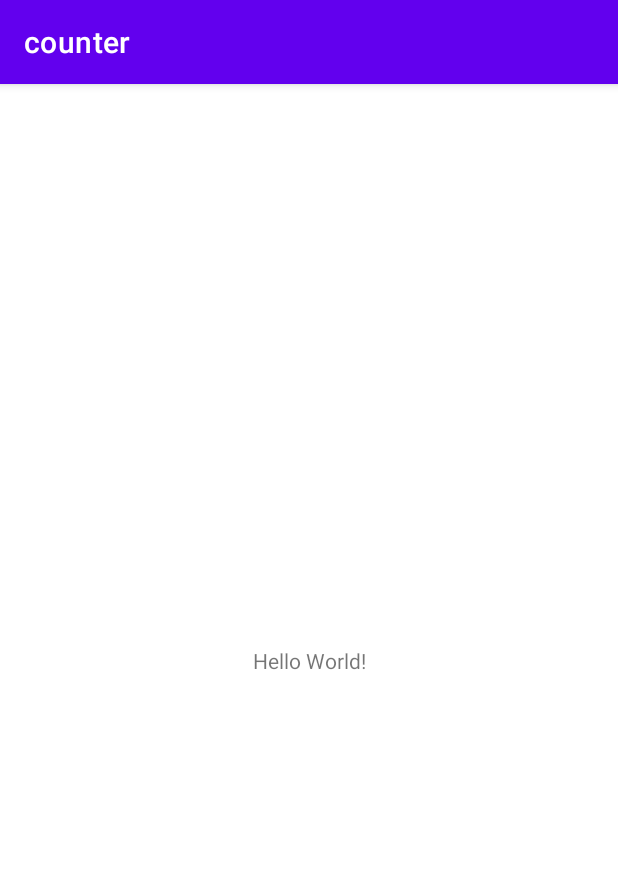
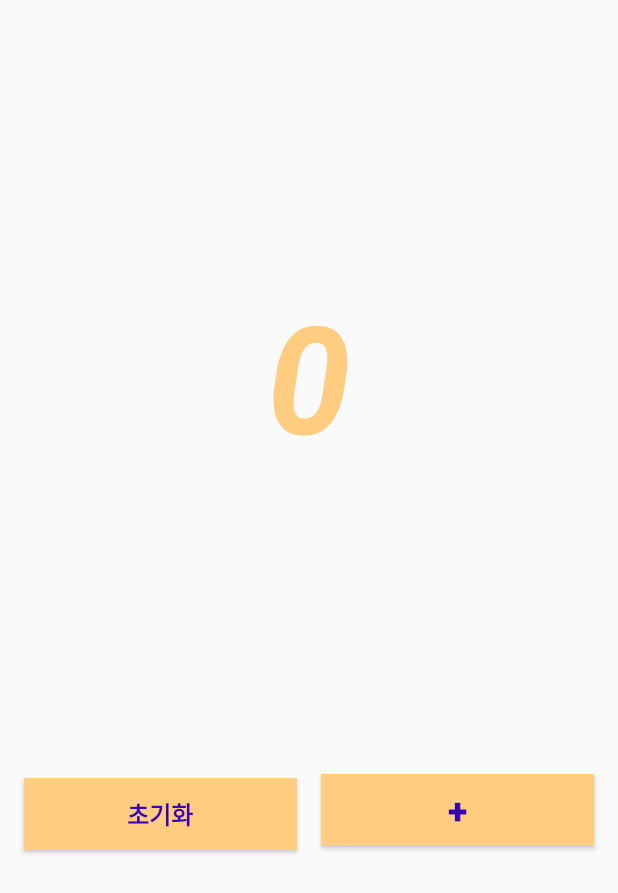
Before and after one commit to agfalcon/AOS_TOY_COUNTER, an Android app: the screen it shows after launch (MainActivity), on a phone screen of 412 x 824 dp. Shown: the top 893 px of the screen. Run offline under Robolectric (Android 15) with nearby library versions, the phone set to English and light mode, and no system bars.

Commit message:
MainActivity Layout 구현 완료

```diff
--- a/app/build.gradle
+++ b/app/build.gradle
@@ -5,12 +5,12 @@ plugins {
 
 android {
     namespace 'kgb.toyproject.counter'
-    compileSdk 32
+    compileSdk 33
 
     defaultConfig {
         applicationId "kgb.toyproject.counter"
         minSdk 28
-        targetSdk 32
+        targetSdk 33
         versionCode 1
         versionName "1.0"
 
@@ -34,7 +34,7 @@ android {
 
 dependencies {
 
-    implementation 'androidx.core:core-ktx:1.7.0'
+    implementation 'androidx.core:core-ktx:1.9.0'
     implementation 'androidx.appcompat:appcompat:1.6.0'
     implementation 'com.google.android.material:material:1.7.0'
     implementation 'androidx.constraintlayout:constraintlayout:2.1.4'
--- a/app/src/main/res/layout/activity_main.xml
+++ b/app/src/main/res/layout/activity_main.xml
@@ -1,18 +1,54 @@
 <?xml version="1.0" encoding="utf-8"?>
-<androidx.constraintlayout.widget.ConstraintLayout xmlns:android="http://schemas.android.com/apk/res/android"
+<LinearLayout xmlns:android="http://schemas.android.com/apk/res/android"
     xmlns:app="http://schemas.android.com/apk/res-auto"
     xmlns:tools="http://schemas.android.com/tools"
     android:layout_width="match_parent"
     android:layout_height="match_parent"
+    android:orientation="vertical"
     tools:context=".MainActivity">
 
     <TextView
-        android:layout_width="wrap_content"
+        android:layout_width="match_parent"
+        android:layout_height="500dp"
+        android:text="@string/zero"
+        android:textSize="100sp"
+        android:textColor="@color/orange"
+        android:textStyle="bold|italic"
+        android:gravity="center"
+        />
+
+    <LinearLayout
+        android:layout_width="match_parent"
         android:layout_height="wrap_content"
-        android:text="Hello World!"
-        app:layout_constraintBottom_toBottomOf="parent"
-        app:layout_constraintEnd_toEndOf="parent"
-        app:layout_constraintStart_toStartOf="parent"
-        app:layout_constraintTop_toTopOf="parent" />
+        android:orientation="horizontal"
+        >
+        <Button
+            android:layout_width="0dp"
+            android:layout_height="wrap_content"
+            android:text="@string/reset"
+            android:layout_weight="2"
+            android:background="@color/orange"
+            android:layout_marginStart="16dp"
+            android:layout_marginTop="16dp"
+            android:layout_marginBottom="16dp"
+            android:textSize="16sp"
+            android:textStyle="bold"
+            android:textColor="@color/purple_700"
+            />
+        <Button
+            android:layout_width="0dp"
+            android:layout_height="wrap_content"
+            android:layout_weight="2"
+            android:text="@string/plus"
+            android:background="@color/orange"
+            android:layout_marginStart="16dp"
+            android:layout_marginTop="16dp"
+            android:layout_marginEnd="16dp"
+            android:layout_marginBottom="16dp"
+            android:textSize="24sp"
+            android:textStyle="bold"
+            android:textColor="@color/purple_700"
+            />
+    </LinearLayout>
 
-</androidx.constraintlayout.widget.ConstraintLayout>
+</LinearLayout>
--- a/app/src/main/res/values-night/themes.xml
+++ b/app/src/main/res/values-night/themes.xml
@@ -1,6 +1,6 @@
 <resources xmlns:tools="http://schemas.android.com/tools">
     <!-- Base application theme. -->
-    <style name="Theme.Counter" parent="Theme.MaterialComponents.DayNight.DarkActionBar">
+    <style name="Theme.Counter" parent="Theme.AppCompat.DayNight.NoActionBar">
         <!-- Primary brand color. -->
         <item name="colorPrimary">@color/purple_200</item>
         <item name="colorPrimaryVariant">@color/purple_700</item>
--- a/app/src/main/res/values/colors.xml
+++ b/app/src/main/res/values/colors.xml
@@ -7,4 +7,6 @@
     <color name="teal_700">#FF018786</color>
     <color name="black">#FF000000</color>
     <color name="white">#FFFFFFFF</color>
+    <color name="red">#FFFF0000</color>
+    <color name="orange">#FFCC80</color>
 </resources>
--- a/app/src/main/res/values/strings.xml
+++ b/app/src/main/res/values/strings.xml
@@ -1,3 +1,6 @@
 <resources>
     <string name="app_name">counter</string>
+    <string name="plus">+</string>
+    <string name="reset">초기화</string>
+    <string name="zero">0</string>
 </resources>
--- a/app/src/main/res/values/themes.xml
+++ b/app/src/main/res/values/themes.xml
@@ -1,6 +1,6 @@
 <resources xmlns:tools="http://schemas.android.com/tools">
     <!-- Base application theme. -->
-    <style name="Theme.Counter" parent="Theme.MaterialComponents.DayNight.DarkActionBar">
+    <style name="Theme.Counter" parent="Theme.AppCompat.DayNight.NoActionBar">
         <!-- Primary brand color. -->
         <item name="colorPrimary">@color/purple_500</item>
         <item name="colorPrimaryVariant">@color/purple_700</item>
```
